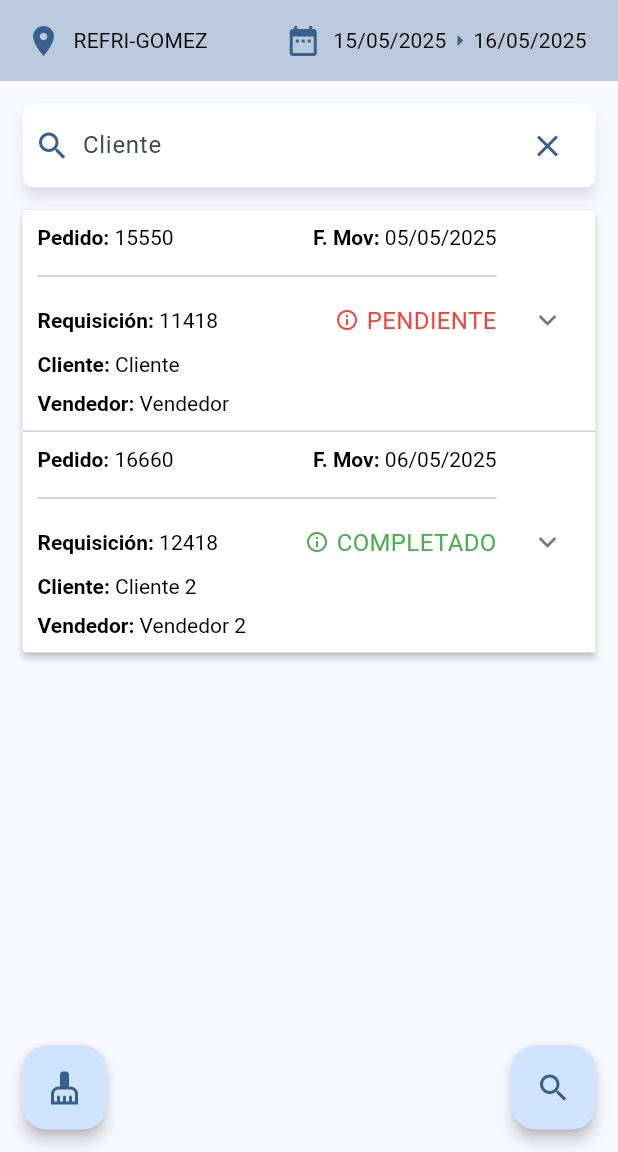
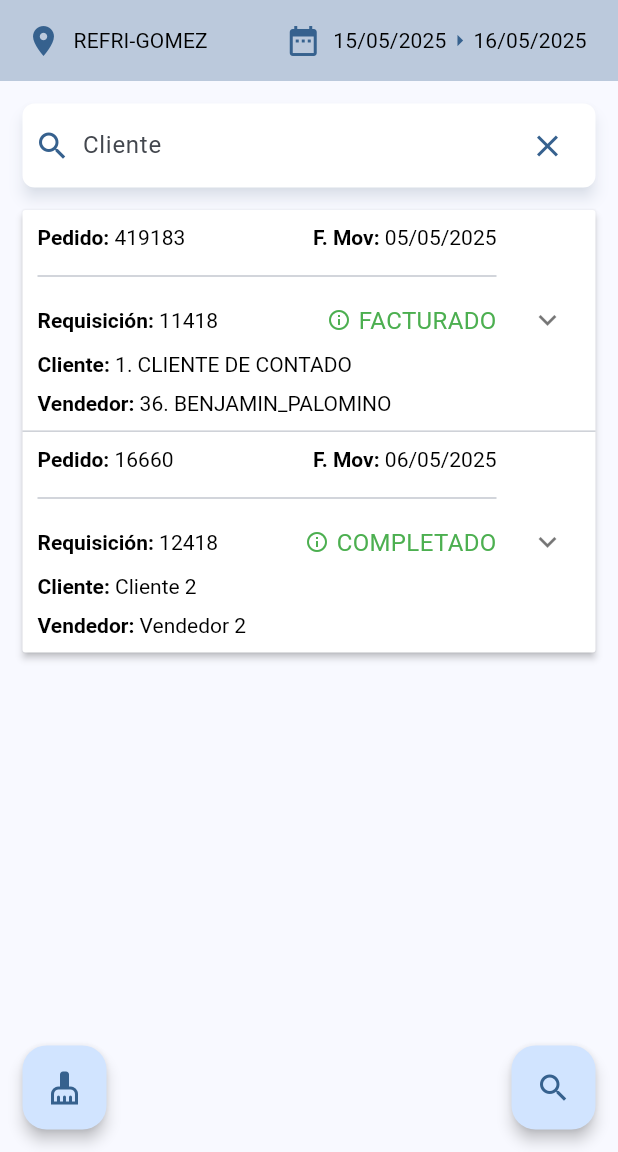
Before and after one commit to andrikesquer/modulo_pedidos, a Flutter app: the PedidosScreen screen opened by its route, on a phone screen of 412 x 824 dp, the part 84-1236 px from its top. Run offline on Flutter 3.47's test engine with Material 3 defaults, Android fonts, the phone set to English and light mode, and no system bars; our stand-ins replace flutter_riverpod, flutter_secure_storage, go_router, objectbox, riverpod_annotation; accounts and stored records are empty; generated files the repository leaves out were written again; network calls fail.

```diff
--- a/lib/presentation/screens/operativo/requisiciones/nueva_requisicion/nueva_requisicion_form.dart
+++ b/lib/presentation/screens/operativo/requisiciones/nueva_requisicion/nueva_requisicion_form.dart
@@ -1,6 +1,7 @@
 import 'package:flutter/material.dart';
 import 'package:requisiciones/presentation/screens/operativo/requisiciones/nueva_requisicion/widgets/nueva_requisicion_widgets.dart';
 import 'package:requisiciones/presentation/screens/operativo/requisiciones/widgets/requisiciones_widgets.dart';
+import 'package:requisiciones/presentation/widgets/articulos/articulos_search_bar.dart';
 
 class NuevaRequisicionForm extends StatefulWidget {
   const NuevaRequisicionForm({super.key});
--- a/lib/presentation/screens/operativo/requisiciones/widgets/requisiciones_widgets.dart
+++ b/lib/presentation/screens/operativo/requisiciones/widgets/requisiciones_widgets.dart
@@ -1,6 +1,4 @@
 export 'articulos_expansion_panel_list.dart';
 export 'cantidad_pendiente_row.dart';
-export '../../../../widgets/articulos/articulos_search_bar.dart';
-export 'requisiciones_app_bar.dart';
 export 'requisiciones_end_drawer.dart';
 export 'requisiciones_expansion_panel_list.dart';
--- a/lib/presentation/screens/operativo/widgets/operativo_widgets.dart
+++ /dev/null
@@ -1 +0,0 @@
-export 'operativo_app_bar.dart';
--- a/lib/presentation/screens/punto_venta/pedidos/nuevo_pedido/nuevo_pedido_screen.dart
+++ b/lib/presentation/screens/punto_venta/pedidos/nuevo_pedido/nuevo_pedido_screen.dart
@@ -1,6 +1,7 @@
 import 'package:flutter/material.dart';
 import 'package:requisiciones/presentation/screens/operativo/requisiciones/widgets/requisiciones_widgets.dart';
 import 'package:requisiciones/presentation/screens/punto_venta/pedidos/nuevo_pedido/widgets/confirmation_widget.dart';
+import 'package:requisiciones/presentation/widgets/articulos/articulos_search_bar.dart';
 import 'package:requisiciones/presentation/widgets/custom_check_box.dart';
 import 'package:requisiciones/presentation/widgets/menu_almacenes_periodo/widgets/menu_almacenes.dart';
 export 'package:requisiciones/presentation/screens/punto_venta/pedidos/nuevo_pedido/widgets/nuevo_pedido_widgets.dart';
--- a/lib/presentation/screens/punto_venta/pedidos/pedidos_screen.dart
+++ b/lib/presentation/screens/punto_venta/pedidos/pedidos_screen.dart
@@ -53,7 +53,23 @@ class PedidosScreenState extends State<PedidosScreen> {
 
     return Scaffold(
       key: scaffoldKey,
-      appBar: PedidosAppBar(scaffoldKey: scaffoldKey, theme: theme),
+      appBar: AppBar(
+        backgroundColor: theme.primary,
+        iconTheme: IconThemeData(color: theme.onPrimary),
+        title: Text(
+          'Pedidos',
+          style: TextStyle(color: theme.onPrimary),
+        ),
+        actions: [
+          IconButton(
+            tooltip: 'Menú de Opciones',
+            icon: Icon(Icons.more_vert),
+            onPressed: () {
+              scaffoldKey.currentState!.openEndDrawer();
+            },
+          ),
+        ],
+      ),
       endDrawer: PedidosEndDrawer(theme: theme),
       body: ListView(
         children: [
--- a/lib/presentation/screens/punto_venta/pedidos/widgets/pedidos_app_bar.dart
+++ /dev/null
@@ -1,38 +0,0 @@
-import 'package:flutter/material.dart';
-import 'package:flutter_riverpod/flutter_riverpod.dart';
-
-class PedidosAppBar extends ConsumerWidget implements PreferredSizeWidget {
-  final GlobalKey<ScaffoldState> scaffoldKey;
-
-  final ColorScheme theme;
-
-  const PedidosAppBar({
-    super.key,
-    required this.scaffoldKey,
-    required this.theme,
-  });
-
-  @override
-  Widget build(BuildContext context, WidgetRef ref) {
-    return AppBar(
-      title: Text(
-        'Pedidos',
-        style: TextStyle(color: theme.onPrimary),
-      ),
-      actions: [
-        IconButton(
-          tooltip: 'Menú de Opciones',
-          icon: Icon(Icons.more_vert),
-          onPressed: () {
-            scaffoldKey.currentState!.openEndDrawer();
-          },
-        ),
-      ],
-      backgroundColor: theme.primary,
-      iconTheme: IconThemeData(color: theme.onPrimary),
-    );
-  }
-
-  @override
-  Size get preferredSize => const Size.fromHeight(kToolbarHeight);
-}
--- a/lib/presentation/screens/punto_venta/pedidos/widgets/pedidos_extension_panel_list.dart
+++ b/lib/presentation/screens/punto_venta/pedidos/widgets/pedidos_extension_panel_list.dart
@@ -22,13 +22,13 @@ class _PedidosExpansionPanelListState extends State<PedidosExpansionPanelList> {
 
   final List<Pedido> pedidos = [
     Pedido(
-      noPedido: 15550,
+      noPedido: 419183,
        requisicion: 11418,
-      cliente: 'Cliente',
-      vendedor: 'Vendedor',
-      status: 'PENDIENTE',
-      almacen: 'REFRI GÓMEZ',
-      paridad: 0,
+      cliente: '1. CLIENTE DE CONTADO',
+      vendedor: '36. BENJAMIN_PALOMINO',
+      status: 'FACTURADO',
+      almacen: '6. REFRI-TORRES',
+      paridad: 1.0000,
        fechaMovimiento: '05/05/2025',
        fechaCancelacion: '05/05/2025',
        fechaRegistro: '05/05/2025',
--- a/lib/presentation/screens/punto_venta/pedidos/widgets/pedidos_widgets.dart
+++ b/lib/presentation/screens/punto_venta/pedidos/widgets/pedidos_widgets.dart
@@ -1,3 +1,2 @@
-export 'pedidos_app_bar.dart';
 export 'pedidos_end_drawer.dart';
 export 'pedidos_extension_panel_list.dart';
--- a/pubspec.yaml
+++ b/pubspec.yaml
@@ -38,6 +38,7 @@ dependencies:
   go_router: ^15.1.1 # Navegación por diferentes pantallas
   flutter_secure_storage: ^9.2.4 # Almacenamiento seguro
   json_serializable: ^6.9.5 # Proporciona constructores para manejar JSON
+  expandable: ^5.0.1 # Widget that can be expanded and collapsed by the user
 
   # The following adds the Cupertino Icons font to your application.
   # Use with the CupertinoIcons class for iOS style icons.
```
Also changed, not shown: lib/presentation/screens/operativo/operativo_screen.dart (+12 -2 lines), lib/presentation/screens/operativo/requisiciones/requisiciones_screen.dart (+18 -1 lines), lib/presentation/screens/operativo/requisiciones/widgets/requisiciones_app_bar.dart (deleted, +0 -39 lines), lib/presentation/screens/operativo/widgets/operativo_app_bar.dart (deleted, +0 -27 lines), pubspec.lock. Lines whose indentation alone changed are shown as unchanged.
